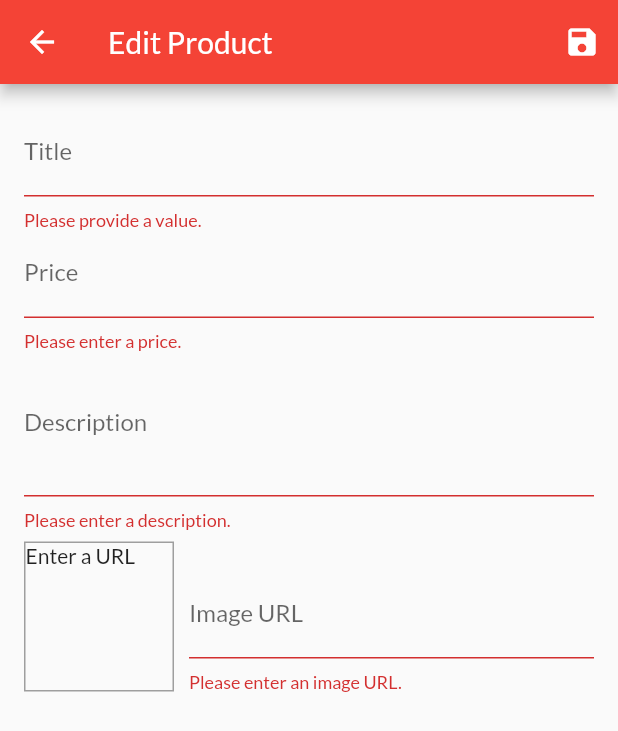
After one commit to dev-marko/shop_app, a Flutter app: the EditProductScreen screen opened by its route, after a tap on the "save" icon, on a phone screen of 412 x 824 dp. The commit adds this screen. Shown: the top 731 px of the screen. Run offline on Flutter 3.47's test engine with Material 2 defaults, Android fonts, the phone set to English and light mode, and no system bars; network calls fail.

Commit message:
Changes: - Implemented snackbar notification for adding item to cart - Implemented Manage Products screen - Implemented CRUD operations for products

```diff
--- a/lib/main.dart
+++ b/lib/main.dart
@@ -5,11 +5,12 @@ import './screens/products_overview_screen.dart';
 import './screens/product_detail_screen.dart';
 import './screens/shopping_cart_screen.dart';
 import './screens/orders_screen.dart';
+import './screens/user_products_screen.dart';
+import './screens/edit_product_screen.dart';
 
 import './providers/products_provider.dart';
 import './providers/shopping_cart_provider.dart';
 import './providers/orders_provider.dart';
-
 
 void main() => runApp(MyApp());
 
@@ -42,6 +43,8 @@ class MyApp extends StatelessWidget {
           ProductDetailScreen.routeName: (context) => ProductDetailScreen(),
           ShoppingCartScreen.routeName: (context) => ShoppingCartScreen(),
           OrdersScreen.routeName: (context) => OrdersScreen(),
+          UserProductsScreen.routeName: (context) => UserProductsScreen(),
+          EditProductScreen.routeName: (context) => EditProductScreen(),
         },
       ),
     );
--- a/lib/providers/products_provider.dart
+++ b/lib/providers/products_provider.dart
@@ -52,7 +52,31 @@ class Products with ChangeNotifier {
     return _items.where((item) => item.isFavorite).toList();
   }
 
-  void addProduct() {}
+  void addProduct(Product product) {
+    final newProduct = Product(
+        id: DateTime.now().toString(),
+        title: product.title,
+        description: product.description,
+        price: product.price,
+        imageUrl: product.imageUrl);
+    _items.add(newProduct);
+    notifyListeners();
+  }
+
+  void updateProduct(String id, Product editedProduct) {
+    final int prodIndex = _items.indexWhere((prod) => prod.id == id);
+    if (prodIndex >= 0) {
+      _items[prodIndex] = editedProduct;
+      notifyListeners();
+    } else {
+      print('...');
+    }
+  }
+
+  void deleteProduct(String id) {
+    _items.removeWhere((prod) => prod.id == id);
+    notifyListeners();
+  }
 
   // void showFavoritesOnly() {
   //   _showFavoritesOnly = true;
--- a/lib/providers/shopping_cart_provider.dart
+++ b/lib/providers/shopping_cart_provider.dart
@@ -66,6 +66,25 @@ class ShoppingCart with ChangeNotifier {
     notifyListeners();
   }
 
+  void removeItemById(String productId) {
+    if (!_items.containsKey(productId)) {
+      return;
+    }
+
+    if (_items[productId].quantity > 1) {
+      _items.update(
+          productId,
+          (value) => ShoppingCartItem(
+              id: value.id,
+              title: value.title,
+              quantity: value.quantity - 1,
+              price: value.price));
+    } else {
+      _items.remove(productId);
+    }
+    notifyListeners();
+  }
+
   void clear() {
     _items = {};
     notifyListeners();
--- /dev/null
+++ b/lib/screens/edit_product_screen.dart
@@ -0,0 +1,268 @@
+import 'package:flutter/material.dart';
+import 'package:provider/provider.dart';
+
+import '../providers/product.dart';
+import '../providers/products_provider.dart';
+
+class EditProductScreen extends StatefulWidget {
+  static const String routeName = '/edit-product';
+  @override
+  State<EditProductScreen> createState() => _EditProductScreenState();
+}
+
+class _EditProductScreenState extends State<EditProductScreen> {
+  final _priceFocusNode = FocusNode();
+  final _descriptionFocusNode = FocusNode();
+  final _imageUrlController = TextEditingController();
+  final _imageUrlFocusNode = FocusNode();
+  final _form = GlobalKey<FormState>();
+  Product _editedProduct =
+      Product(id: null, title: '', price: 0.0, description: '', imageUrl: '');
+  var _initValues = {
+    'title': '',
+    'description': '',
+    'price': '',
+    'imageUrl': '',
+  };
+  bool _isInit = true;
+
+  @override
+  void initState() {
+    super.initState();
+    _imageUrlFocusNode.addListener(_updateImageUrl);
+  }
+
+  @override
+  void didChangeDependencies() {
+    super.didChangeDependencies();
+
+    if (_isInit) {
+      final productId = ModalRoute.of(context).settings.arguments as String;
+      if (productId != null) {
+        _editedProduct =
+            Provider.of<Products>(context, listen: false).findById(productId);
+        _initValues = {
+          'title': _editedProduct.title,
+          'description': _editedProduct.description,
+          'price': _editedProduct.price.toString(),
+          'imageUrl': '',
+        };
+        _imageUrlController.text = _editedProduct.imageUrl;
+      }
+    }
+    _isInit = false;
+  }
+
+  void _updateImageUrl() {
+    if (!_imageUrlFocusNode.hasFocus) {
+      setState(() {});
+    }
+  }
+
+  void _handleSubmit() {
+    final bool isValid = _form.currentState.validate();
+
+    if (!isValid) {
+      return;
+    }
+
+    _form.currentState.save(); // saves the form
+
+    if (_editedProduct.id != null) {
+      Provider.of<Products>(context, listen: false)
+          .updateProduct(_editedProduct.id, _editedProduct);
+    } else {
+      Provider.of<Products>(context, listen: false).addProduct(_editedProduct);
+    }
+
+    Navigator.of(context).pop();
+  }
+
+  @override
+  void dispose() {
+    super.dispose();
+    _priceFocusNode.dispose();
+    _descriptionFocusNode.dispose();
+    _imageUrlController.dispose();
+    _imageUrlFocusNode.dispose();
+    _imageUrlFocusNode.removeListener(_updateImageUrl);
+  }
+
+  @override
+  Widget build(BuildContext context) {
+    return Scaffold(
+      appBar: AppBar(
+        title: Text('Edit Product'),
+        actions: [
+          IconButton(
+            onPressed: _handleSubmit,
+            icon: Icon(Icons.save),
+          ),
+        ],
+      ),
+      body: Padding(
+        padding: const EdgeInsets.all(16.0),
+        child: Form(
+          key: _form,
+          child: ListView(
+            children: [
+              TextFormField(
+                initialValue: _initValues['title'],
+                decoration: InputDecoration(labelText: 'Title'),
+                textInputAction: TextInputAction.next,
+                onFieldSubmitted: (_) {
+                  FocusScope.of(context).requestFocus(_priceFocusNode);
+                },
+                validator: (value) {
+                  if (value.isEmpty) {
+                    return 'Please provide a value.';
+                  }
+                  return null;
+                },
+                onSaved: (value) {
+                  _editedProduct = Product(
+                    id: _editedProduct.id,
+                    title: value,
+                    description: _editedProduct.description,
+                    price: _editedProduct.price,
+                    imageUrl: _editedProduct.imageUrl,
+                    isFavorite: _editedProduct.isFavorite,
+                  );
+                },
+              ),
+              TextFormField(
+                initialValue: _initValues['price'],
+                decoration: InputDecoration(labelText: 'Price'),
+                textInputAction: TextInputAction.next,
+                keyboardType: TextInputType.number,
+                focusNode: _priceFocusNode,
+                onFieldSubmitted: (_) {
+                  FocusScope.of(context).requestFocus(_descriptionFocusNode);
+                },
+                validator: (value) {
+                  if (value.isEmpty) {
+                    return 'Please enter a price.';
+                  }
+
+                  if (double.tryParse(value) == null) {
+                    return 'Please enter a valid number.';
+                  }
+
+                  if (double.parse(value) < 0) {
+                    return 'Please enter a number greater than zero.';
+                  }
+
+                  return null;
+                },
+                onSaved: (value) {
+                  _editedProduct = Product(
+                    id: _editedProduct.id,
+                    title: _editedProduct.title,
+                    description: _editedProduct.description,
+                    price: double.parse(value),
+                    imageUrl: _editedProduct.imageUrl,
+                    isFavorite: _editedProduct.isFavorite,
+                  );
+                },
+              ),
+              TextFormField(
+                initialValue: _initValues['description'],
+                decoration: InputDecoration(labelText: 'Description'),
+                maxLines: 3,
+                keyboardType: TextInputType.multiline,
+                focusNode: _descriptionFocusNode,
+                validator: (value) {
+                  if (value.isEmpty) {
+                    return 'Please enter a description.';
+                  }
+
+                  if (value.length < 10) {
+                    return 'Should be at least 10 characters long.';
+                  }
+
+                  return null;
+                },
+                onSaved: (value) {
+                  _editedProduct = Product(
+                    id: _editedProduct.id,
+                    title: _editedProduct.title,
+                    description: value,
+                    price: _editedProduct.price,
+                    imageUrl: _editedProduct.imageUrl,
+                    isFavorite: _editedProduct.isFavorite,
+                  );
+                },
+              ),
+              Row(
+                crossAxisAlignment: CrossAxisAlignment.end,
+                children: [
+                  Container(
+                    width: 100,
+                    height: 100,
+                    margin: const EdgeInsets.only(
+                      top: 8.0,
+                      right: 10.0,
+                    ),
+                    decoration: BoxDecoration(
+                      border: Border.all(
+                        width: 1,
+                        color: Colors.grey,
+                      ),
+                    ),
+                    child: _imageUrlController.text.isEmpty
+                        ? Text('Enter a URL')
+                        : FittedBox(
+                            child: Image.network(_imageUrlController.text),
+                            fit: BoxFit.cover,
+                          ),
+                  ),
+                  Expanded(
+                    child: TextFormField(
+                      decoration: InputDecoration(labelText: 'Image URL'),
+                      keyboardType: TextInputType.url,
+                      textInputAction: TextInputAction.done,
+                      controller: _imageUrlController,
+                      onEditingComplete: () {
+                        setState(() {});
+                      },
+                      focusNode: _imageUrlFocusNode,
+                      onFieldSubmitted: (_) => _handleSubmit(),
+                      validator: (value) {
+                        if (value.isEmpty) {
+                          return 'Please enter an image URL.';
+                        }
+
+                        if (!value.startsWith('http') &&
+                            !value.startsWith('https')) {
+                          return 'Please enter a valid URL.';
+                        }
+
+                        if (!value.endsWith('.png') &&
+                            !value.endsWith('.jpg') &&
+                            !value.endsWith('.jpeg')) {
+                          return 'Please enter a valid image URL.';
+                        }
+
+                        return null;
+                      },
+                      onSaved: (value) {
+                        _editedProduct = Product(
+                          id: _editedProduct.id,
+                          title: _editedProduct.title,
+                          description: _editedProduct.description,
+                          price: _editedProduct.price,
+                          imageUrl: value,
+                          isFavorite: _editedProduct.isFavorite,
+                        );
+                      },
+                    ),
+                  ),
+                ],
+              ),
+            ],
+          ),
+        ),
+      ),
+    );
+  }
+}
```
Also changed, not shown: lib/screens/user_products_screen.dart (added, +48 -0 lines), lib/widgets/app_drawer.dart (+15 -1 lines), lib/widgets/product_item.dart (+17 -0 lines), lib/widgets/shopping_cart_display_item.dart (+19 -0 lines), lib/widgets/user_product_item.dart (added, +46 -0 lines).
